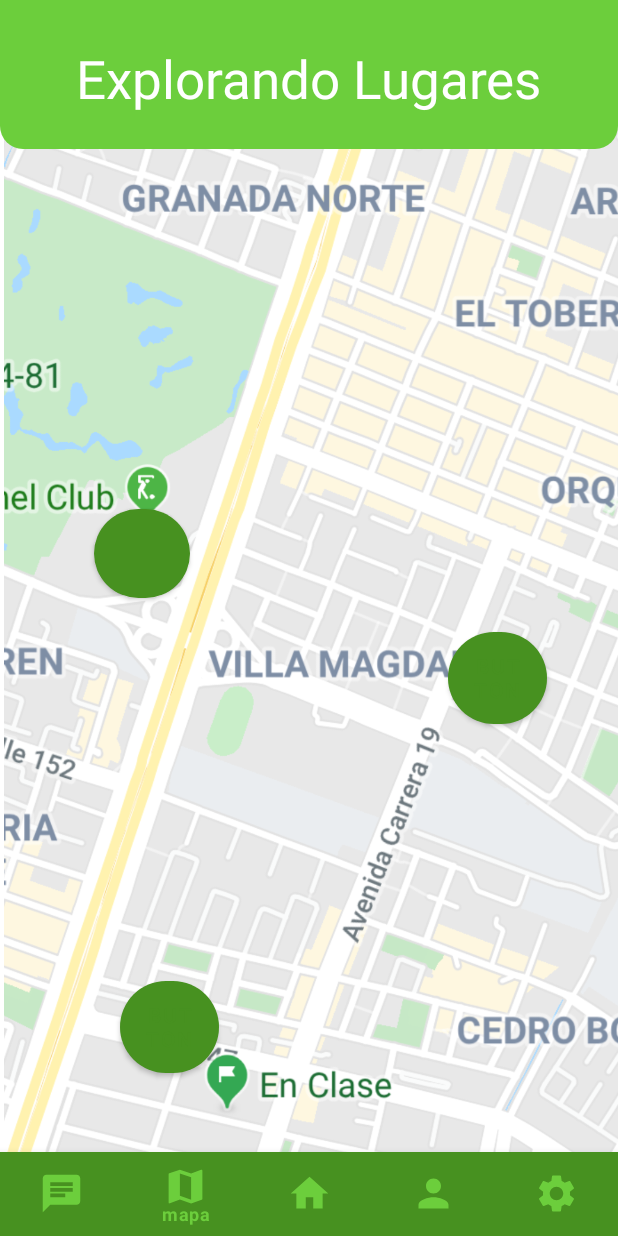
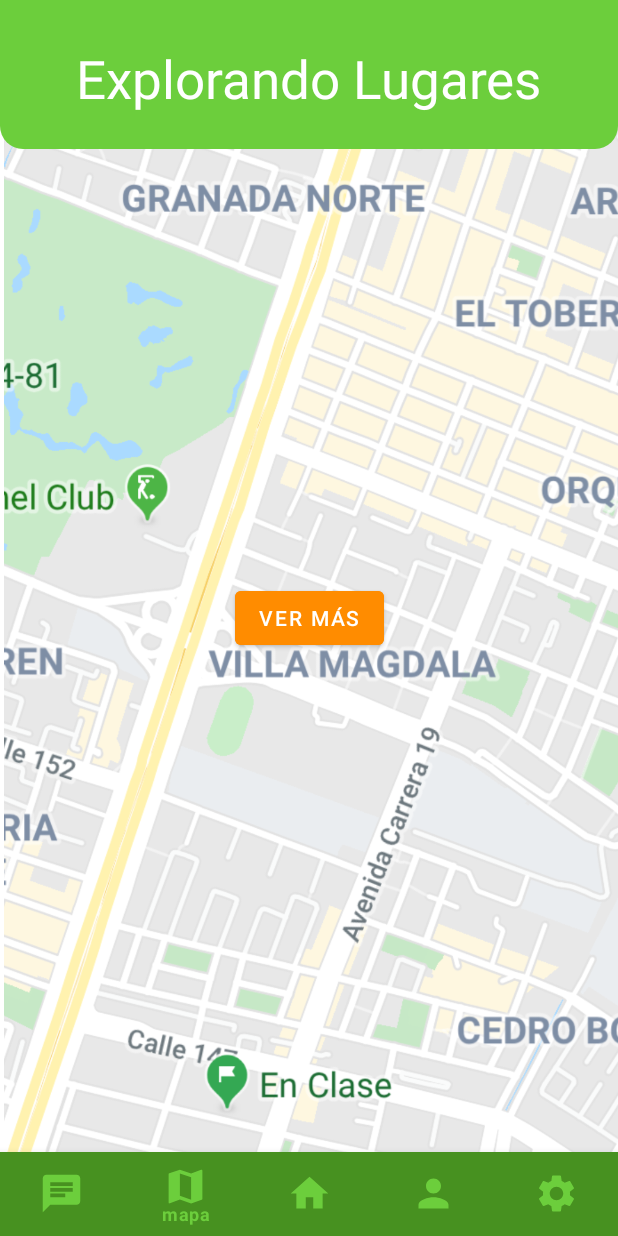
Before and after one commit to AmarisOsorio/App-Takatuli, an Android app: the fragment_mapa screen opened through its navigation route, on a phone screen of 412 x 824 dp. Run offline under Robolectric (Android 15) with nearby library versions, the phone set to English and light mode, and no system bars; our stand-ins replace navigation-ui; Roboto replaces fonts that are not available here; 2 statements that could not run were skipped.

Commit message:
detalles3.0v

```diff
--- a/Takatuli/app/src/main/AndroidManifest.xml
+++ b/Takatuli/app/src/main/AndroidManifest.xml
@@ -80,12 +80,8 @@
             android:exported="false" />
         <activity
             android:name=".splashScreen"
-            android:exported="true">
-            <intent-filter>
-                <action android:name="android.intent.action.MAIN" />
+            android:exported="false">
 
-                <category android:name="android.intent.category.LAUNCHER" />
-            </intent-filter>
 
         </activity>
         <activity
@@ -99,8 +95,13 @@
             android:exported="false" />
         <activity
             android:name=".MainActivity"
-            android:exported="false"
+            android:exported="true"
             android:label="@string/app_name">
+            <intent-filter>
+                <action android:name="android.intent.action.MAIN" />
+
+                <category android:name="android.intent.category.LAUNCHER" />
+            </intent-filter>
         </activity>
 
         <activity
--- a/Takatuli/app/src/main/java/expo/turismo/takatuli/MainActivity.kt
+++ b/Takatuli/app/src/main/java/expo/turismo/takatuli/MainActivity.kt
@@ -47,5 +47,9 @@ class MainActivity : AppCompatActivity() {
             navController.navigate(R.id.fragmente_fotoperfil)
         }
 
+        if (intent.getBooleanExtra("ir_a_mapa", false)) {
+            navController.navigate(R.id.fragmentMap)
+        }
+
     }
 }
--- a/Takatuli/app/src/main/java/expo/turismo/takatuli/Modelo/ClaseConexion.kt
+++ b/Takatuli/app/src/main/java/expo/turismo/takatuli/Modelo/ClaseConexion.kt
@@ -9,7 +9,7 @@ class ClaseConexion {
         try {
 
 
-            val url = "jdbc:oracle:thin:@192.168.1.26:1521:xe"
+            val url = "jdbc:oracle:thin:@192.168.1.2:1521:xe"
             val usuario = "Takatuli10"
             val contrasena = "Takatuli10"
 
--- a/Takatuli/app/src/main/java/expo/turismo/takatuli/RecyclerViewResta/AdaptadorResta.kt
+++ b/Takatuli/app/src/main/java/expo/turismo/takatuli/RecyclerViewResta/AdaptadorResta.kt
@@ -1,17 +1,19 @@
 package expo.turismo.takatuli.RecyclerViewResta
 
+import android.content.Intent
 import android.view.LayoutInflater
 import android.view.ViewGroup
 import androidx.recyclerview.widget.RecyclerView
 import com.bumptech.glide.Glide
 import expo.turismo.takatuli.Modelo.tbRestaurante2
 import expo.turismo.takatuli.R
+import expo.turismo.takatuli.activity_detallesRestaurante
 
 
-
-class AdaptadorResta(var Datos: List<tbRestaurante2>): RecyclerView.Adapter<ViewHolderResta>() {
+class AdaptadorResta(var Datos: List<tbRestaurante2>) : RecyclerView.Adapter<ViewHolderResta>() {
     override fun onCreateViewHolder(parent: ViewGroup, viewType: Int): ViewHolderResta {
-        val vistaR = LayoutInflater.from(parent.context).inflate(R.layout.activity_item_card_resta,parent, false)
+        val vistaR = LayoutInflater.from(parent.context)
+            .inflate(R.layout.activity_item_card_resta, parent, false)
         return ViewHolderResta(vistaR)
     }
 
@@ -27,5 +29,22 @@ class AdaptadorResta(var Datos: List<tbRestaurante2>): RecyclerView.Adapter<View
         Glide.with(holder.ImgRestaurante)
             .load(itemResta.Fotos_Restaurante)
             .into(holder.ImgRestaurante)
+
+        //Todo: Clic a la card completa
+        //Vamos a ir a otra pantalla donde me mostrará todos los datos
+        holder.itemView.setOnClickListener {
+            val context = holder.itemView.context
+
+            //Cambiar de pantalla a la pantalla de detalle
+            val pantallaDetalleResta = Intent(context, activity_detallesRestaurante::class.java)
+            //enviar a la otra pantalla todos mis valores
+            pantallaDetalleResta.putExtra("Nombre_Restaurante", itemResta.Nombre_Restaurante)
+            pantallaDetalleResta.putExtra("Menu_Restaurante", itemResta.Menu_Restaurante)
+            pantallaDetalleResta.putExtra("Foto_Menu", itemResta.Foto_Menu)
+            pantallaDetalleResta.putExtra("Foto_Resturantes", itemResta.Fotos_Restaurante)
+
+
+            context.startActivity(pantallaDetalleResta)
+        }
     }
 }
--- a/Takatuli/app/src/main/java/expo/turismo/takatuli/activity_detallesRestaurante.kt
+++ b/Takatuli/app/src/main/java/expo/turismo/takatuli/activity_detallesRestaurante.kt
@@ -20,10 +20,11 @@ class activity_detallesRestaurante : AppCompatActivity() {
             insets
         }
 
+        //Recibir los valores
         val fotoMenuRecibida = intent.getStringExtra("Foto_Menu")
         val nombreRecibidoRestaurante = intent.getStringExtra("Nombre_Restaurante ")
         val detallesRecibidoRestaurante = intent.getStringExtra("Menu_Restaurante ")
-        val fotoRecibidaRestaurantee = intent.getStringExtra("Fotos_Restaurante ")
+        val fotoRecibidaRestaurantee = intent.getStringExtra("Foto_Resturantes ")
         val btnatrasR = findViewById<ImageView>(R.id.imgatrasdetallesR)
 
         btnatrasR.setOnClickListener {
@@ -40,8 +41,8 @@ class activity_detallesRestaurante : AppCompatActivity() {
         //Asigarle los datos recibidos a mis TextView
         txtnombreRestaurante.text = nombreRecibidoRestaurante
         txtdetallesRestaurante.text = detallesRecibidoRestaurante
-        ImgfotoRestaurante.setImageResource(fotoRecibidaRestaurantee!!.toInt())
-        ImgfotoMenuRecibida.setImageResource(fotoMenuRecibida!!.toInt())
+        //ImgfotoRestaurante.setImageResource(fotoRecibidaRestaurantee!!.toInt())
+        //ImgfotoMenuRecibida.setImageResource(fotoMenuRecibida!!.toInt())
 
 
     }
--- a/Takatuli/app/src/main/java/expo/turismo/takatuli/activity_maps.kt
+++ b/Takatuli/app/src/main/java/expo/turismo/takatuli/activity_maps.kt
@@ -34,6 +34,8 @@ class activity_maps : AppCompatActivity(), OnMapReadyCallback {
     private fun createMarker() {
         val favoritePlace = LatLng(13.3436,-89.0064)
         val SecondPlace = LatLng(13.494986143744834, -88.87773157562293)
+        val thirdPlace = LatLng(13.494986143744834, -88.87773157562293)
+
         map.addMarker(MarkerOptions().position(favoritePlace).title("Costa de sol"))
         map.animateCamera(
             CameraUpdateFactory.newLatLngZoom(favoritePlace, 18f),
--- a/Takatuli/app/src/main/java/expo/turismo/takatuli/fragment_mapa.kt
+++ b/Takatuli/app/src/main/java/expo/turismo/takatuli/fragment_mapa.kt
@@ -24,7 +24,7 @@ class fragment_mapa : Fragment() {
     ): View? {
         var root = inflater.inflate(R.layout.fragment_mapa, container, false)
 
-        var btn1A = root.findViewById<Button>(R.id.btn1A)
+        /*var btn1A = root.findViewById<Button>(R.id.btn1A)
         var btn2A = root.findViewById<Button>(R.id.btn2A)
         var btn3A = root.findViewById<Button>(R.id.btn3A)
 
@@ -71,7 +71,7 @@ class fragment_mapa : Fragment() {
             }
             builder.show()
 
-        }
+        }*/
         return root
     }
 }
--- a/Takatuli/app/src/main/res/layout/fragment_mapa.xml
+++ b/Takatuli/app/src/main/res/layout/fragment_mapa.xml
@@ -29,36 +29,7 @@
         app:layout_constraintHorizontal_bias="0.0"
         app:layout_constraintStart_toStartOf="parent"
         app:layout_constraintTop_toTopOf="parent"
-        app:layout_constraintVertical_bias="0.007" />
-
-    <Button
-        android:id="@+id/btn1A"
-        android:layout_width="64dp"
-        android:layout_height="71dp"
-        android:elevation="15dp"
-        android:text="Button"
-        app:cornerRadius="100dp"
-        app:icon="@drawable/icon_vol_w"
-        app:layout_constraintBottom_toBottomOf="parent"
-        app:layout_constraintEnd_toEndOf="parent"
-        app:layout_constraintHorizontal_bias="0.181"
-        app:layout_constraintStart_toStartOf="parent"
-        app:layout_constraintTop_toTopOf="parent"
-        app:layout_constraintVertical_bias="0.443" />
-
-    <Button
-        android:id="@+id/btn3A"
-        android:layout_width="66dp"
-        android:layout_height="73dp"
-        android:elevation="15dp"
-        android:text="Button"
-        app:cornerRadius="100dp"
-        app:layout_constraintBottom_toBottomOf="parent"
-        app:layout_constraintEnd_toEndOf="parent"
-        app:layout_constraintHorizontal_bias="0.231"
-        app:layout_constraintStart_toStartOf="parent"
-        app:layout_constraintTop_toTopOf="parent"
-        app:layout_constraintVertical_bias="0.863" />
+        app:layout_constraintVertical_bias="0.0" />
 
     <ImageView
         android:id="@+id/imageView17"
@@ -72,20 +43,6 @@
         app:layout_constraintStart_toStartOf="parent"
         app:layout_constraintTop_toTopOf="parent"
         app:layout_constraintVertical_bias="0.0" />
-
-    <Button
-        android:id="@+id/btn2A"
-        android:layout_width="66dp"
-        android:layout_height="73dp"
-        android:elevation="15dp"
-        android:text="Button"
-        app:cornerRadius="100dp"
-        app:layout_constraintBottom_toBottomOf="parent"
-        app:layout_constraintEnd_toEndOf="parent"
-        app:layout_constraintHorizontal_bias="0.863"
-        app:layout_constraintStart_toStartOf="parent"
-        app:layout_constraintTop_toTopOf="parent"
-        app:layout_constraintVertical_bias="0.553" />
 
     <TextView
         android:id="@+id/textView14"
@@ -101,4 +58,16 @@
         app:layout_constraintTop_toTopOf="parent"
         app:layout_constraintVertical_bias="0.037" />
 
+    <Button
+        android:id="@+id/btnFragment_mapa"
+        android:layout_width="wrap_content"
+        android:layout_height="wrap_content"
+        android:backgroundTint="@color/naranja"
+        android:text="Ver más"
+        android:textColor="@color/white"
+        app:layout_constraintBottom_toBottomOf="parent"
+        app:layout_constraintEnd_toEndOf="parent"
+        app:layout_constraintStart_toStartOf="parent"
+        app:layout_constraintTop_toTopOf="parent" />
+
 </androidx.constraintlayout.widget.ConstraintLayout>
```
